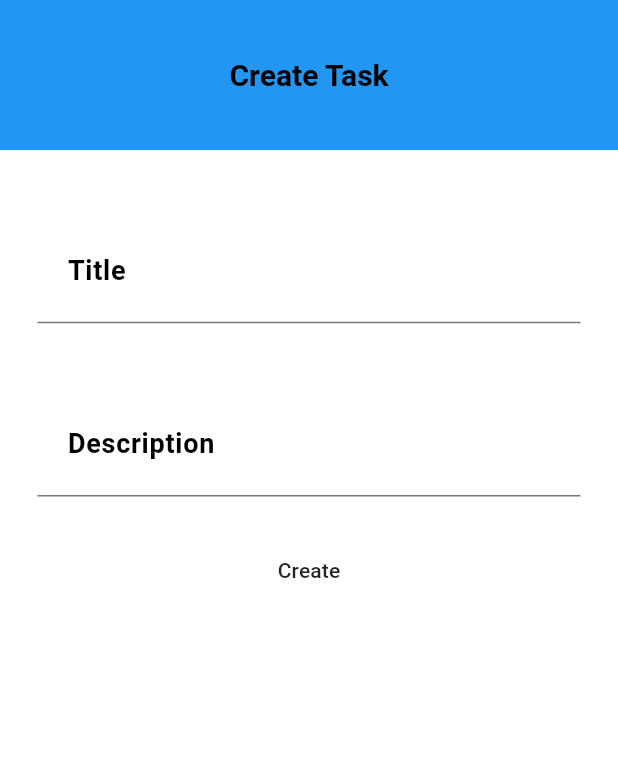
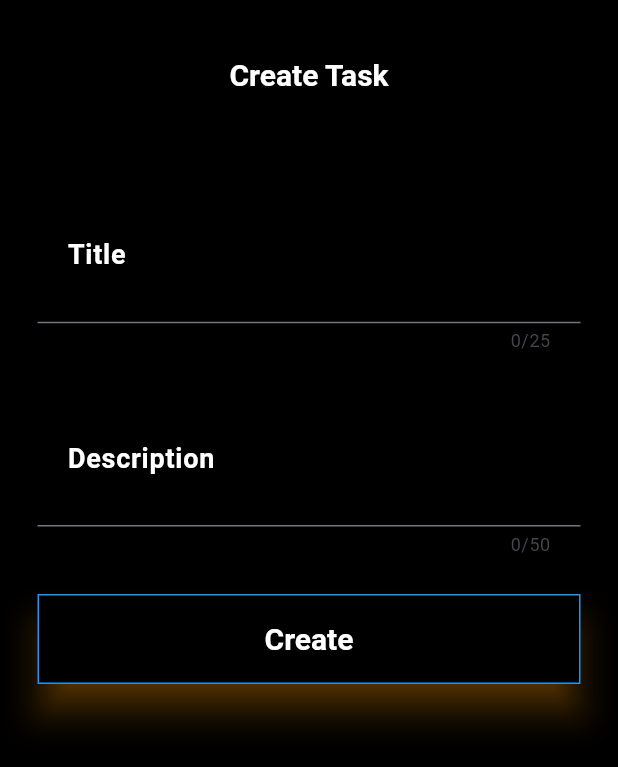
Before and after one commit to rabby220/Flutter-Todo-List, a Flutter app: the screen it shows after launch, on a phone screen of 412 x 824 dp. Shown: the top 767 px of the screen. Run offline on Flutter 3.47's test engine with Material 3 defaults, Android fonts, the phone set to English and light mode, and no system bars; our stand-ins replace fluttertoast, get, google_fonts; Roboto replaces fonts that are missing (Actor).

Commit message:
create task has been completed.

```diff
--- a/lib/app/data/constant/constant.dart
+++ b/lib/app/data/constant/constant.dart
@@ -1 +1 @@
-const  String baseUrl = "http://api.nstack.in/v1/todos";
+const String baseUrl = "http://api.nstack.in/v1/todos";
--- a/lib/app/modules/create_todo/views/create_todo_view.dart
+++ b/lib/app/modules/create_todo/views/create_todo_view.dart
@@ -1,7 +1,7 @@
 import 'package:flutter/material.dart';
-import 'package:flutter/services.dart';
 import 'package:get/get.dart';
 import 'package:testapp/app/utils/app_text.dart';
+import 'package:testapp/app/utils/user_message.dart';
 import '../../../responsive/responsive_ui.dart';
 import '../controllers/create_todo_controller.dart';
 
@@ -11,7 +11,7 @@ class CreateTodoView extends GetView<CreateTodoController> {
   Widget build(BuildContext context) {
     return Scaffold(
       appBar: AppBar(
-        title: const Text('Create Task'),
+        title: const Text(AppText.createTaskText),
         centerTitle: true,
       ),
       body: ResponsiveUi(
@@ -44,8 +44,22 @@ class CreateTodoView extends GetView<CreateTodoController> {
                   height: 25.0,
                 ),
 
-                MaterialButton(
-                  onPressed: () {},
+                ElevatedButton(
+                  onPressed: () {
+                    if (controller.titleController.text.isEmpty) {
+                      UserMessage.errorMessage(message: "Title is Required");
+                    } else if (controller.descriptionController.text.isEmpty) {
+                      UserMessage.errorMessage(
+                          message: "Description is Required");
+                    } else {
+                      controller.createTask();
+                      controller.titleController.clear();
+                      controller.descriptionController.clear();
+                      UserMessage.successMessage(
+                          message: "Task created successfully");
+                      Get.toNamed('/home');
+                    }
+                  },
                   child: const Text(AppText.createTaskButtonText),
                 ),
               ],
@@ -57,6 +71,7 @@ class CreateTodoView extends GetView<CreateTodoController> {
   }
 }
 
+///Build a TextField For user Create Task
 Widget _buildTextField({
   required TextEditingController textEditingController,
   required String labelText,
@@ -66,16 +81,10 @@ Widget _buildTextField({
   return TextField(
     keyboardType: TextInputType.text,
     maxLength: maxLength,
-    style: AppText.titleAndSubtitleInputTextStyle,
+    style: AppText.darkTitleAndSubtitleInputTextStyle,
     controller: textEditingController,
     decoration: InputDecoration(
       labelText: labelText,
-      alignLabelWithHint: true,
-      counterText: '',
-      hintFadeDuration: const Duration(milliseconds: 500),
-      contentPadding: const EdgeInsets.all(20.0),
-      labelStyle: AppText.labelAndHintTextStyle,
-      hintStyle: AppText.labelAndHintTextStyle,
       hintText: hintText,
     ),
   );
--- a/lib/app/modules/home/views/home_view.dart
+++ b/lib/app/modules/home/views/home_view.dart
@@ -1,6 +1,5 @@
 import 'package:flutter/material.dart';
 import 'package:get/get.dart';
-import 'package:intl/intl.dart';
 import 'package:testapp/app/data/model/todo_model.dart';
 import '../controllers/home_controller.dart';
 
--- a/lib/app/utils/app_colors.dart
+++ b/lib/app/utils/app_colors.dart
@@ -4,4 +4,8 @@ class AppColors {
   static const blackColor = Colors.black;
   static const blueColor = Colors.blue;
   static const whiteColor = Colors.white;
+  static const redColor = Colors.red;
+  static const orangeColor = Colors.orange;
+  static const greenColor = Colors.green;
+
 }
--- a/lib/app/utils/app_text.dart
+++ b/lib/app/utils/app_text.dart
@@ -9,21 +9,38 @@ class AppText {
   static const String createTaskButtonText = "Create";
   static const String labelTitleCreateTaskText = "Title";
   static const String hintTitleCreateTaskText = "Title Here";
-   static const String labelSubTitleCreateTaskText = "Description";
-   static const String hintSubTitleCreateTaskText = "Description Here";
+  static const String labelSubTitleCreateTaskText = "Description";
+  static const String hintSubTitleCreateTaskText = "Description Here";
 
-  ///Create Task Text Style
-  static final TextStyle labelAndHintTextStyle = GoogleFonts.actor(
+  ///Create Task light  Text Style
+  static final TextStyle lightLabelAndHintTextStyle = GoogleFonts.actor(
     fontSize: 18.0,
-    color: AppColors.blackColor,fontWeight: FontWeight.bold,
+    color: AppColors.blackColor,
+    fontWeight: FontWeight.bold,
   );
 
-  static final TextStyle titleAndSubtitleInputTextStyle = GoogleFonts.aBeeZee(
+  ///Dark Text Style Label and Hint Input Field
+  static final TextStyle darkLabelAndHintTextStyle = GoogleFonts.actor(
+    fontSize: 18.0,
+    color: AppColors.whiteColor,
+    fontWeight: FontWeight.bold,
+  );
+
+  //Light Theme
+  static final TextStyle lightTitleAndSubtitleInputTextStyle =
+      GoogleFonts.aBeeZee(
     fontSize: 22.0,
     fontWeight: FontWeight.bold,
-    color: AppColors.blackColor,
+    color: AppColors.whiteColor,
   );
 
+  //Dark Theme
+  static final TextStyle darkTitleAndSubtitleInputTextStyle =
+      GoogleFonts.aBeeZee(
+    fontSize: 22.0,
+    fontWeight: FontWeight.bold,
+    color: AppColors.whiteColor,
+  );
 
   ///Light AppBar Text Style
   static final TextStyle appBarLightTextStyle = GoogleFonts.aBeeZee(
@@ -38,4 +55,7 @@ class AppText {
     fontWeight: FontWeight.bold,
     color: AppColors.whiteColor,
   );
+
+
+
 }
--- a/lib/main.dart
+++ b/lib/main.dart
@@ -12,7 +12,7 @@ void main() {
       getPages: AppPages.routes,
       theme: AppTheme.lightThemeData,
       darkTheme: AppTheme.darkThemeData,
-      themeMode: ThemeMode.light,
+      themeMode: ThemeMode.dark,
     ),
   );
 }
--- a/pubspec.yaml
+++ b/pubspec.yaml
@@ -13,6 +13,7 @@ dependencies:
   flutter:
     sdk: flutter
   google_fonts: ^6.2.1
+  fluttertoast: ^8.2.8
 
 dev_dependencies:
   flutter_lints: ^3.0.0
```
Also changed, not shown: lib/app/modules/create_todo/controllers/create_todo_controller.dart (+31 -5 lines), lib/app/themes/app_theme.dart (+10 -2 lines), lib/app/themes/custom_theme/buttomTheme.dart (+44 -1 lines), lib/app/themes/custom_theme/textFieldTheme.dart (added, +24 -0 lines), lib/app/utils/user_message.dart (added, +28 -0 lines), pubspec.lock, 1 other file.
